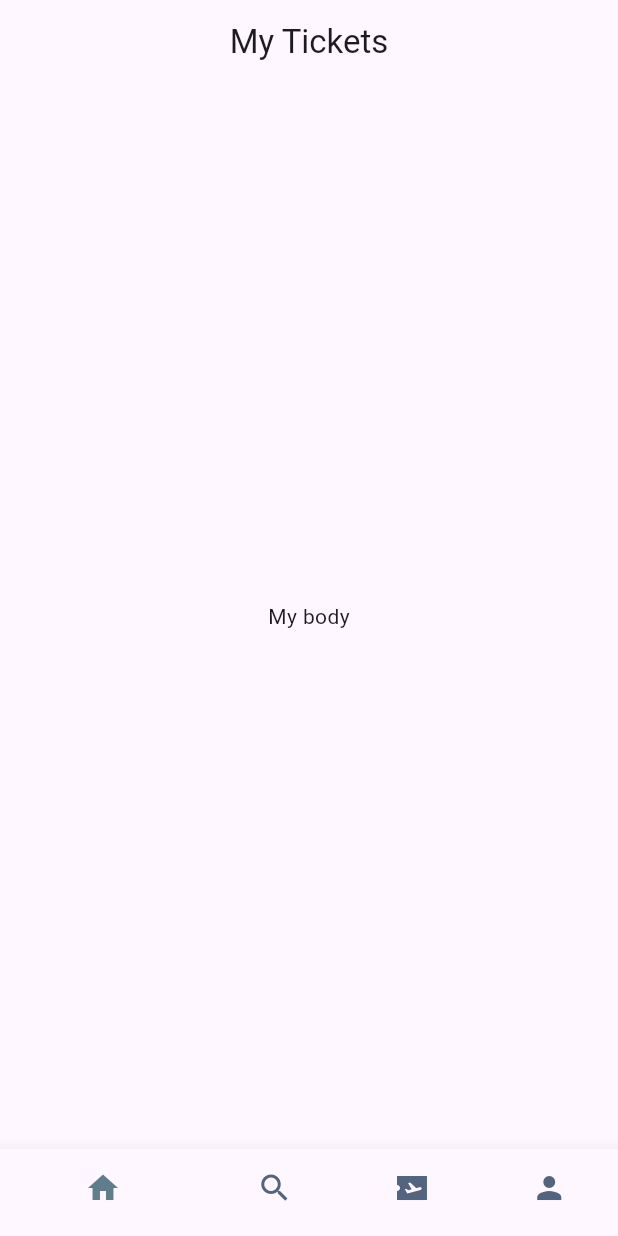
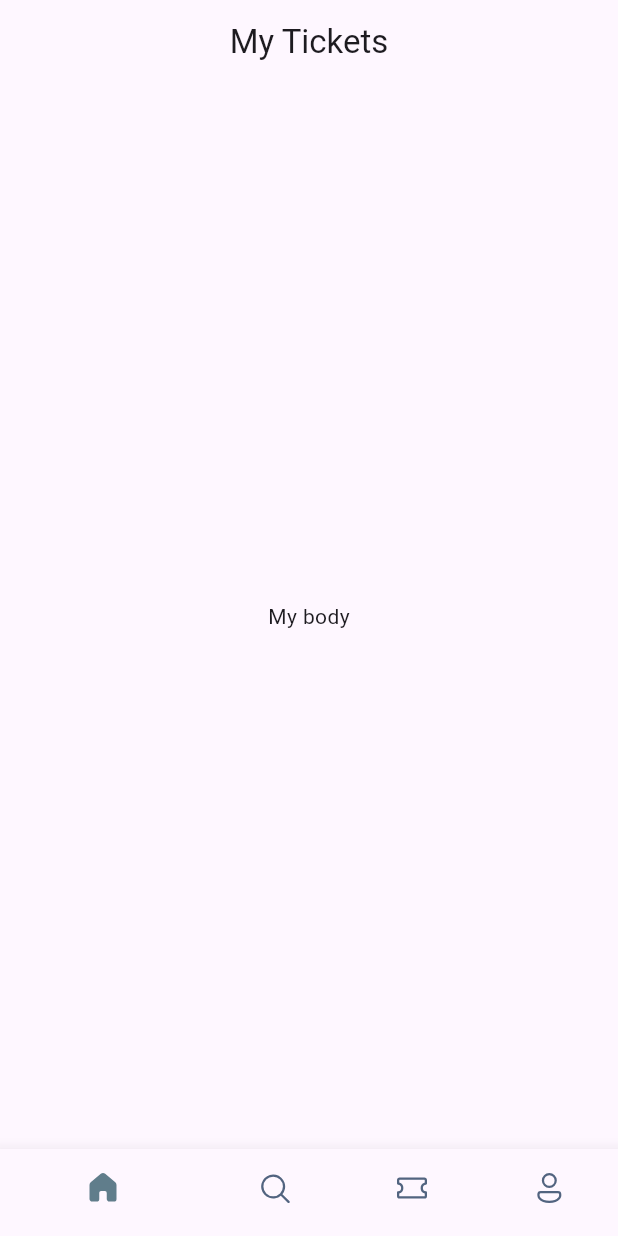
Before and after one commit to morggyogola/booktickets_app, a Flutter app: the screen it shows after launch, on a phone screen of 412 x 824 dp. Run offline on Flutter 3.47's test engine with Material 3 defaults, Android fonts, the phone set to English and light mode, and no system bars; our stand-ins replace fluentui_icons.

Commit message:
Imported the fluentui icon dependency and changed the icons

```diff
--- a/lib/screens/bottom_bar.dart
+++ b/lib/screens/bottom_bar.dart
@@ -1,3 +1,4 @@
+import 'package:fluentui_icons/fluentui_icons.dart';
 import 'package:flutter/cupertino.dart';
 import 'package:flutter/material.dart';
 
@@ -27,10 +28,18 @@ class _BottomBarState extends State<BottomBar> {
         selectedItemColor: Colors.blueGrey,
         unselectedItemColor: const Color(0xFF526480),
         items: const [
-          BottomNavigationBarItem(icon: Icon(Icons.home),label: "Home"),
-          BottomNavigationBarItem(icon: Icon(Icons.search),label: "Search"),
-          BottomNavigationBarItem(icon: Icon(Icons.airplane_ticket_sharp),label: "Tickets"),
-          BottomNavigationBarItem(icon: Icon(Icons.person),label: "Person"),
+          BottomNavigationBarItem(icon: Icon(FluentSystemIcons.ic_fluent_home_regular),
+              activeIcon: Icon(FluentSystemIcons.ic_fluent_home_filled),
+              label: "Home"),
+          BottomNavigationBarItem(icon: Icon(FluentSystemIcons.ic_fluent_search_regular),
+              activeIcon: Icon(FluentSystemIcons.ic_fluent_search_filled),
+              label: "Search"),
+          BottomNavigationBarItem(icon: Icon(FluentSystemIcons.ic_fluent_ticket_regular),
+              activeIcon: Icon(FluentSystemIcons.ic_fluent_ticket_filled),
+              label: "Tickets"),
+          BottomNavigationBarItem(icon: Icon(FluentSystemIcons.ic_fluent_person_regular),
+              activeIcon: Icon(FluentSystemIcons.ic_fluent_person_filled),
+              label: "Person"),
 
         ],
       ),
--- a/pubspec.yaml
+++ b/pubspec.yaml
@@ -35,6 +35,7 @@ dependencies:
   # The following adds the Cupertino Icons font to your application.
   # Use with the CupertinoIcons class for iOS style icons.
   cupertino_icons: ^1.0.2
+  fluentui_icons: ^1.0.0
 
 dev_dependencies:
   flutter_test:
```
Also changed, not shown: pubspec.lock.
